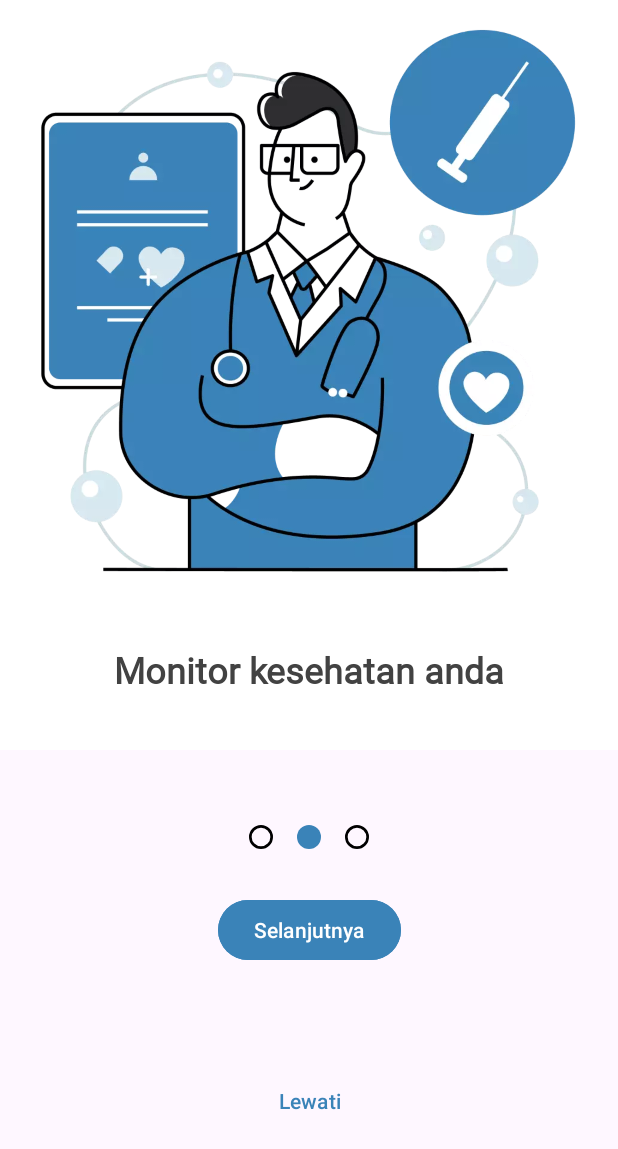
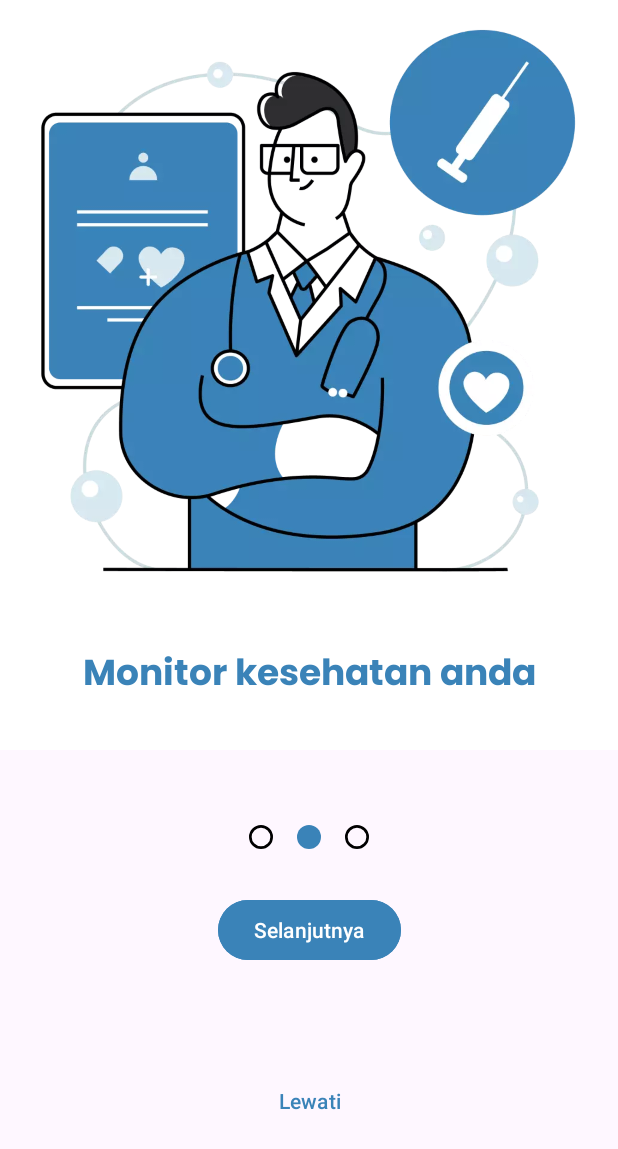
Before and after one commit to Izzed1/MSCIOT, an Android app: the screen it shows after launch (OnboardingScreenActivity), after a tap on "Selanjutnya", on a phone screen of 412 x 824 dp. Shown: the top 1149 px of the screen. Run offline under Robolectric (Android 15) with nearby library versions, the phone set to English and light mode, and no system bars.

Commit message:
update text color

```diff
--- a/app/src/main/res/layout/item_onboarding.xml
+++ b/app/src/main/res/layout/item_onboarding.xml
@@ -21,9 +21,9 @@
         android:layout_height="wrap_content"
         android:layout_gravity="center"
         android:layout_marginTop="30dp"
-        android:fontFamily="@font/roboto_regular"
+        android:fontFamily="@font/poppins_bold"
         android:gravity="center"
-        android:textColor="@color/neutral_900"
+        android:textColor="@color/primary_500"
         android:textSize="24sp"
         android:textStyle="bold"
         app:layout_constraintEnd_toEndOf="parent"
```
